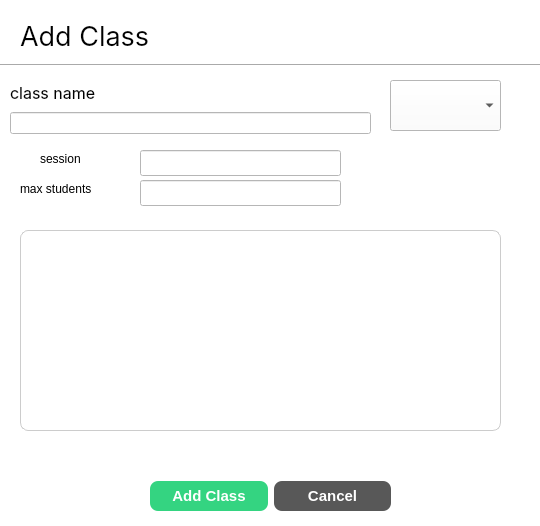
First picture: the form in School_System/ui/AddClassDialog.ui, repository KasperJack/School-Management-System, before the edit.
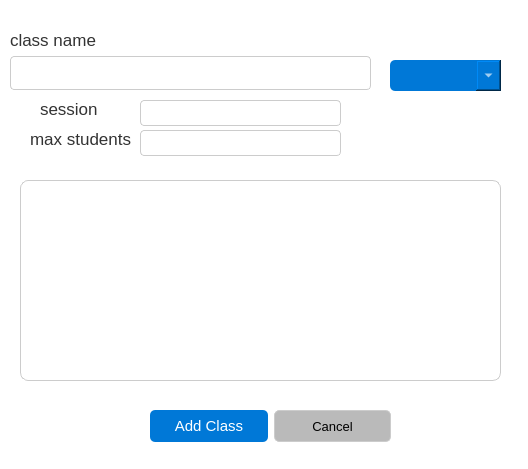
Second picture: the form after the edit.

What changed in the file:
```diff
--- a/School_System/ui/AddClassDialog.ui
+++ b/School_System/ui/AddClassDialog.ui
@@ -6,57 +6,95 @@
    <rect>
     <x>0</x>
     <y>0</y>
-    <width>540</width>
-    <height>526</height>
+    <width>528</width>
+    <height>469</height>
    </rect>
   </property>
   <property name="windowTitle">
    <string>Dialog</string>
   </property>
   <property name="styleSheet">
-   <string notr="true">color: rgb(0, 0, 0);
+   <string notr="true">/* General Window */
+QWidget {
+    background-color:rgb(255, 255, 255); /* Light Gray for Light Mode */
+    color: #000000;           /* Black Text */
+    font-family: &quot;Segoe UI&quot;, Arial, sans-serif;
+    font-size: 12pt;
+border-radius: 10px;
+}
 
-background-color: rgb(255, 255, 255);</string>
+/* Dark Mode (Toggle this for dark theme) */
+/*
+QWidget {
+    background-color: #2b2b2b; 
+    color: #ffffff;           
+}
+*/
+
+/* Buttons */
+QPushButton {
+    background-color: #0078d7; /* Windows Blue */
+    color: white;
+    border-radius: 5px;
+    padding: 8px 16px;
+    border: none;
+    font-size: 11pt;
+}
+QPushButton:hover {
+    background-color: #005a9e; /* Darker Blue on Hover */
+}
+QPushButton:pressed {
+    background-color: #004578; /* Even Darker Blue on Click */
+}
+
+/* Input Fields */
+QLineEdit {
+    background-color: white;
+    color: black;
+    border: 1px solid #cccccc;
+    border-radius: 4px;
+    padding: 6px;
+}
+QLineEdit:focus {
+    border: 1px solid #0078d7; /* Blue Border on Focus */
+    background-color: #ffffff;
+}
+
+/* Labels */
+QLabel {
+    font-size: 13pt;
+    color: #333333; /* Dark Gray */
+}
+
+/* Checkboxes and Radio Buttons */
+QCheckBox, QRadioButton {
+    spacing: 6px;
+    color: #333333;
+}
+
+/* Scrollbars */
+QScrollBar:vertical {
+    border: none;
+    background: #f3f3f3;
+    width: 8px;
+    margin: 0px 0px 0px 0px;
+}
+QScrollBar::handle:vertical {
+    background: #cccccc;
+    border-radius: 4px;
+}
+QScrollBar::handle:vertical:hover {
+    background: #aaaaaa;
+}
+</string>
   </property>
-  <widget class="Line" name="line">
-   <property name="geometry">
-    <rect>
-     <x>-10</x>
-     <y>50</y>
-     <width>561</width>
-     <height>31</height>
-    </rect>
-   </property>
-   <property name="orientation">
-    <enum>Qt::Orientation::Horizontal</enum>
-   </property>
-  </widget>
-  <widget class="QLabel" name="label">
-   <property name="geometry">
-    <rect>
-     <x>20</x>
-     <y>20</y>
-     <width>221</width>
-     <height>31</height>
-    </rect>
-   </property>
-   <property name="font">
-    <font>
-     <family>Inter</family>
-     <pointsize>20</pointsize>
-    </font>
-   </property>
-   <property name="text">
-    <string>Add Class</string>
-   </property>
-  </widget>
   <widget class="QWidget" name="layoutWidget">
    <property name="geometry">
     <rect>
      <x>10</x>
-     <y>80</y>
+     <y>30</y>
      <width>361</width>
-     <height>54</height>
+     <height>60</height>
     </rect>
    </property>
    <layout class="QVBoxLayout" name="verticalLayout">
@@ -64,8 +102,8 @@
      <widget class="QLabel" name="label_2">
       <property name="font">
        <font>
-        <family>Inter</family>
-        <pointsize>12</pointsize>
+        <family>Segoe UI</family>
+        <pointsize>13</pointsize>
        </font>
       </property>
       <property name="text">
@@ -82,7 +120,7 @@
    <property name="geometry">
     <rect>
      <x>150</x>
-     <y>480</y>
+     <y>410</y>
      <width>241</width>
      <height>32</height>
     </rect>
@@ -97,12 +135,7 @@
        </size>
       </property>
       <property name="styleSheet">
-       <string notr="true">background-color: rgb(52, 212, 129);
-color:white;
-border:none;
-border-radius: 8px;
-font-weight:bold;
-font-size: 15px;</string>
+       <string notr="true"/>
       </property>
       <property name="text">
        <string>Add Class</string>
@@ -118,12 +151,36 @@
        </size>
       </property>
       <property name="styleSheet">
-       <string notr="true">background-color: rgb(88, 88, 88);
-color:white;
-border:none;
-border-radius: 8px;
-font-weight:bold;
-font-size: 15px;</string>
+       <string notr="true">/* Cancel Button */
+
+
+
+
+/*#bababa*/
+
+/*background-color: transparent; */
+
+
+
+QPushButton {
+    background-color: #bababa; /* No background */
+    color: black;                  /* Black text */
+    border: 1px solid #cccccc;     /* Light gray border */
+    border-radius: 5px;
+    padding: 8px 16px;
+    font-size: 10pt;
+}
+
+QPushButton:hover {
+    background-color: #e5e5e5; /* Light gray on hover */
+    border: 1px solid #bbbbbb; /* Slightly darker gray border on hover */
+}
+
+QPushButton:pressed {
+    background-color: #d9d9d9; /* Darker gray on press */
+    border: 1px solid #aaaaaa; /* Even darker gray border on press */
+}
+</string>
       </property>
       <property name="text">
        <string>Cancel</string>
@@ -136,22 +193,59 @@
    <property name="geometry">
     <rect>
      <x>390</x>
-     <y>80</y>
+     <y>60</y>
      <width>111</width>
-     <height>51</height>
+     <height>31</height>
     </rect>
    </property>
    <property name="font">
     <font>
+     <family>Segoe UI</family>
+     <pointsize>10</pointsize>
      <strikeout>false</strikeout>
     </font>
    </property>
+   <property name="styleSheet">
+    <string notr="true">            QComboBox {
+                background-color: #0078d7;  /* Blue background */
+                color: white;              /* White text */
+                border: none;
+                border-radius: 5px;        /* Rounded corners */
+                font-size: 10pt;
+            }
+            QComboBox:hover {
+                background-color: #005a9e; /* Darker blue on hover */
+            }
+ 
+
+
+            QComboBox QAbstractItemView {
+                background-color: #bababa; /* White background for drop-down menu */
+                color: black;              /* Black text in drop-down */
+
+            }
+
+
+
+            QComboBox::down-arrow {
+                width: 8px;
+                height: 8px;
+                margin: 0px;
+            }
+
+
+           QComboBox::drop-down {
+                width: 25px;
+
+            }
+</string>
+   </property>
   </widget>
   <widget class="QLineEdit" name="session_field">
    <property name="geometry">
     <rect>
      <x>140</x>
-     <y>150</y>
+     <y>100</y>
      <width>201</width>
      <height>26</height>
     </rect>
@@ -160,8 +254,8 @@
   <widget class="QLabel" name="label_3">
    <property name="geometry">
     <rect>
-     <x>20</x>
-     <y>180</y>
+     <x>30</x>
+     <y>130</y>
      <width>101</width>
      <height>18</height>
     </rect>
@@ -174,7 +268,7 @@
    <property name="geometry">
     <rect>
      <x>40</x>
-     <y>150</y>
+     <y>100</y>
      <width>66</width>
      <height>18</height>
     </rect>
@@ -187,7 +281,7 @@
    <property name="geometry">
     <rect>
      <x>140</x>
-     <y>180</y>
+     <y>130</y>
      <width>201</width>
      <height>26</height>
     </rect>
@@ -197,7 +291,7 @@
    <property name="geometry">
     <rect>
      <x>20</x>
-     <y>230</y>
+     <y>180</y>
      <width>481</width>
      <height>201</height>
     </rect>
```
